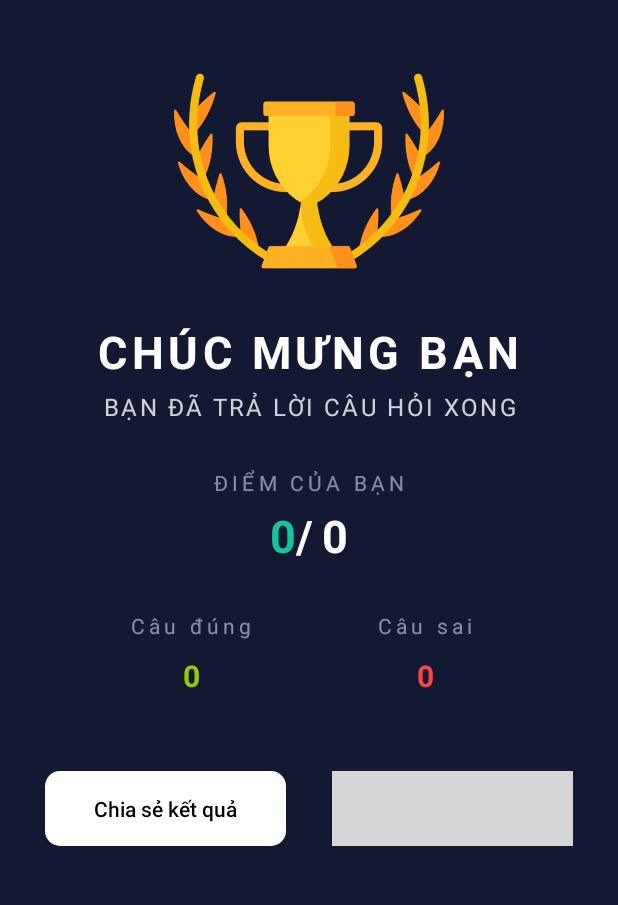
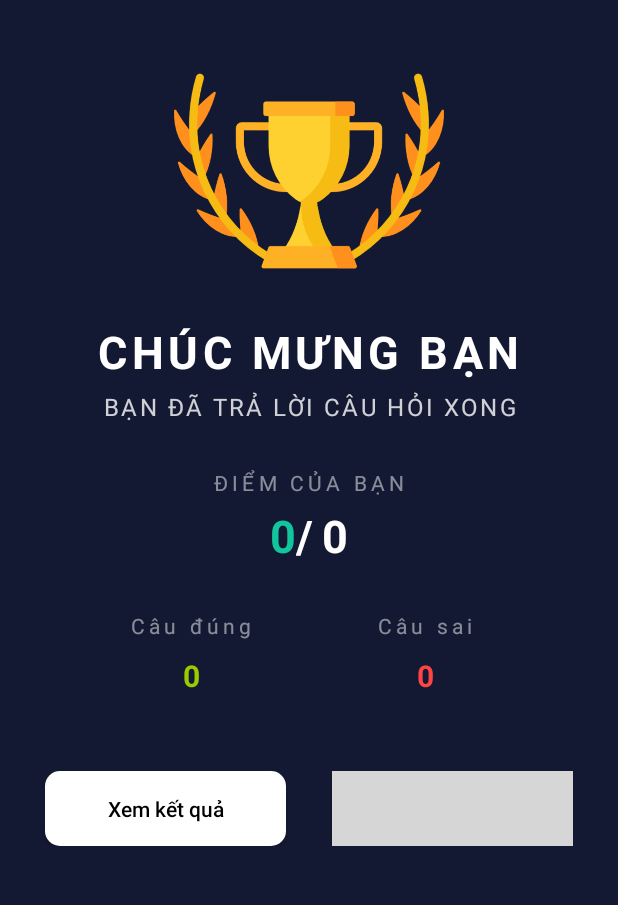
Before and after one commit to chilasak/QuizApp, an Android app: the screen it shows after launch (ketqua), after a tap on "BẮT ĐẦU LÀM", on a phone screen of 412 x 824 dp, the part 174-1079 px from its top. Run offline under Robolectric (Android 15) with nearby library versions, the phone set to English and light mode, and no system bars; our stand-ins replace Firebase (no records; nobody signed in at launch, a user with empty details on screens opened directly); 1 statement that could not run was skipped; grey boxes are pictures that could not be loaded.

Commit message:
sửa lại

```diff
--- a/app/src/main/AndroidManifest.xml
+++ b/app/src/main/AndroidManifest.xml
@@ -13,6 +13,9 @@
         android:supportsRtl="true"
         android:theme="@style/Theme.QuizApp"
         tools:targetApi="31">
+        <activity
+            android:name=".xem_kq"
+            android:exported="false" />
         <activity
             android:name=".ketqua"
             android:exported="false" />
--- a/app/src/main/res/layout/activity_ketqua.xml
+++ b/app/src/main/res/layout/activity_ketqua.xml
@@ -159,13 +159,13 @@
             android:weightSum="2">
 
             <androidx.appcompat.widget.AppCompatButton
-                android:id="@+id/shareBtn"
+                android:id="@+id/XemBtn"
                 android:layout_width="0dp"
                 android:layout_height="50dp"
                 android:layout_marginEnd="15dp"
                 android:layout_weight="1"
                 android:background="@drawable/round_back_white_10"
-                android:text="Chia sẻ kết quả"
+                android:text="Xem kết quả"
                 android:textAllCaps="false"
                 android:textColor="@color/black" />
 
```
Also changed, not shown: app/src/main/java/com/quizapp/quizapp/ketqua.java (+12 -7 lines), app/src/main/java/com/quizapp/quizapp/xem_kq.java (+7 -7 lines).
